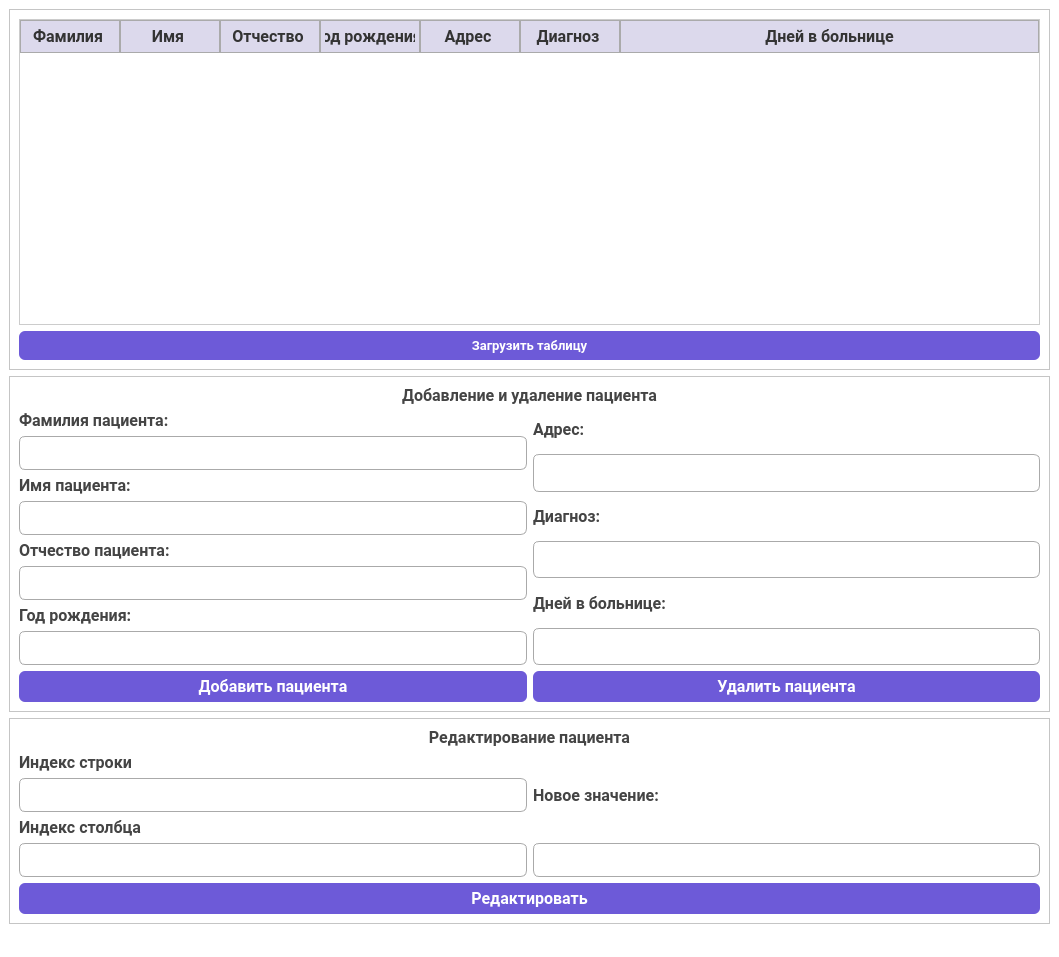
Old version of the form hospital.ui in the repository Ss1dan/hospital.
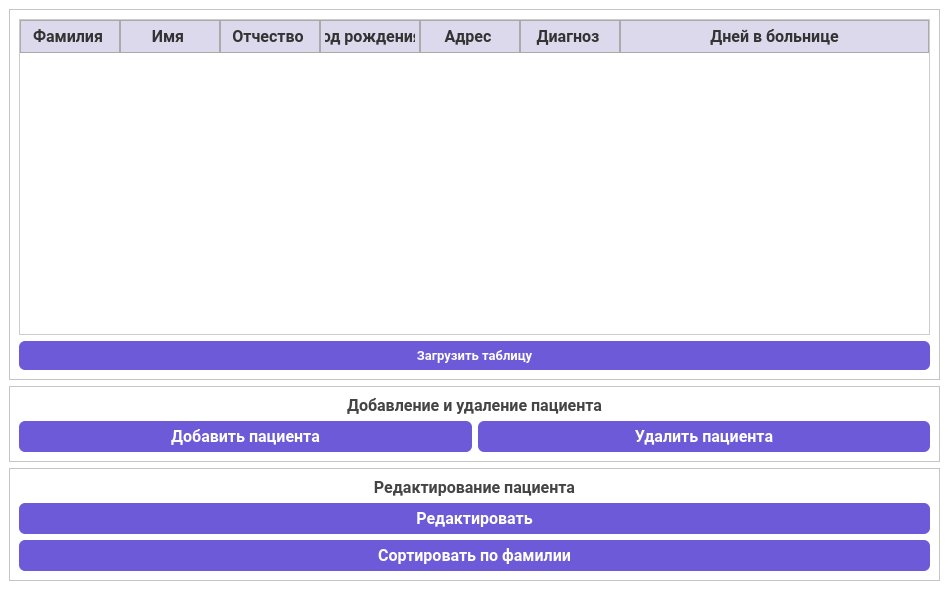
New version of the form.

The edit to the form file:
```diff
--- a/hospital.ui
+++ b/hospital.ui
@@ -6,8 +6,8 @@
    <rect>
     <x>0</x>
     <y>0</y>
-    <width>1059</width>
-    <height>957</height>
+    <width>949</width>
+    <height>614</height>
    </rect>
   </property>
   <property name="windowTitle">
@@ -285,235 +285,6 @@
          </property>
         </widget>
        </item>
-       <item>
-        <layout class="QHBoxLayout" name="horizontalLayout">
-         <item>
-          <layout class="QVBoxLayout" name="verticalLayout_4">
-           <item>
-            <widget class="QLabel" name="label">
-             <property name="sizePolicy">
-              <sizepolicy hsizetype="Preferred" vsizetype="Preferred">
-               <horstretch>0</horstretch>
-               <verstretch>0</verstretch>
-              </sizepolicy>
-             </property>
-             <property name="font">
-              <font>
-               <family>Segoe UI</family>
-               <pointsize>12</pointsize>
-               <weight>75</weight>
-               <bold>true</bold>
-              </font>
-             </property>
-             <property name="text">
-              <string>Фамилия пациента:</string>
-             </property>
-            </widget>
-           </item>
-           <item>
-            <widget class="QLineEdit" name="lineEdit_4">
-             <property name="sizePolicy">
-              <sizepolicy hsizetype="Expanding" vsizetype="Preferred">
-               <horstretch>0</horstretch>
-               <verstretch>0</verstretch>
-              </sizepolicy>
-             </property>
-            </widget>
-           </item>
-           <item>
-            <widget class="QLabel" name="label_2">
-             <property name="sizePolicy">
-              <sizepolicy hsizetype="Preferred" vsizetype="Preferred">
-               <horstretch>0</horstretch>
-               <verstretch>0</verstretch>
-              </sizepolicy>
-             </property>
-             <property name="font">
-              <font>
-               <family>Segoe UI</family>
-               <pointsize>12</pointsize>
-               <weight>75</weight>
-               <bold>true</bold>
-              </font>
-             </property>
-             <property name="text">
-              <string>Имя пациента:</string>
-             </property>
-            </widget>
-           </item>
-           <item>
-            <widget class="QLineEdit" name="lineEdit_5">
-             <property name="sizePolicy">
-              <sizepolicy hsizetype="Expanding" vsizetype="Preferred">
-               <horstretch>0</horstretch>
-               <verstretch>0</verstretch>
-              </sizepolicy>
-             </property>
-            </widget>
-           </item>
-           <item>
-            <widget class="QLabel" name="label_3">
-             <property name="sizePolicy">
-              <sizepolicy hsizetype="Preferred" vsizetype="Preferred">
-               <horstretch>0</horstretch>
-               <verstretch>0</verstretch>
-              </sizepolicy>
-             </property>
-             <property name="font">
-              <font>
-               <family>Segoe UI</family>
-               <pointsize>12</pointsize>
-               <weight>75</weight>
-               <bold>true</bold>
-              </font>
-             </property>
-             <property name="text">
-              <string>Отчество пациента:</string>
-             </property>
-            </widget>
-           </item>
-           <item>
-            <widget class="QLineEdit" name="lineEdit_6">
-             <property name="sizePolicy">
-              <sizepolicy hsizetype="Expanding" vsizetype="Preferred">
-               <horstretch>0</horstretch>
-               <verstretch>0</verstretch>
-              </sizepolicy>
-             </property>
-            </widget>
-           </item>
-           <item>
-            <widget class="QLabel" name="label_4">
-             <property name="sizePolicy">
-              <sizepolicy hsizetype="Preferred" vsizetype="Preferred">
-               <horstretch>0</horstretch>
-               <verstretch>0</verstretch>
-              </sizepolicy>
-             </property>
-             <property name="font">
-              <font>
-               <family>Segoe UI</family>
-               <pointsize>12</pointsize>
-               <weight>75</weight>
-               <bold>true</bold>
-              </font>
-             </property>
-             <property name="text">
-              <string>Год рождения:</string>
-             </property>
-            </widget>
-           </item>
-           <item>
-            <widget class="QLineEdit" name="lineEdit_7">
-             <property name="sizePolicy">
-              <sizepolicy hsizetype="Expanding" vsizetype="Preferred">
-               <horstretch>0</horstretch>
-               <verstretch>0</verstretch>
-              </sizepolicy>
-             </property>
-            </widget>
-           </item>
-          </layout>
-         </item>
-         <item>
-          <layout class="QVBoxLayout" name="verticalLayout_5">
-           <item>
-            <widget class="QLabel" name="label_5">
-             <property name="sizePolicy">
-              <sizepolicy hsizetype="Preferred" vsizetype="Preferred">
-               <horstretch>0</horstretch>
-               <verstretch>0</verstretch>
-              </sizepolicy>
-             </property>
-             <property name="font">
-              <font>
-               <family>Segoe UI</family>
-               <pointsize>12</pointsize>
-               <weight>75</weight>
-               <bold>true</bold>
-              </font>
-             </property>
-             <property name="text">
-              <string>Адрес:</string>
-             </property>
-            </widget>
-           </item>
-           <item>
-            <widget class="QLineEdit" name="lineEdit_8">
-             <property name="sizePolicy">
-              <sizepolicy hsizetype="Expanding" vsizetype="Preferred">
-               <horstretch>0</horstretch>
-               <verstretch>0</verstretch>
-              </sizepolicy>
-             </property>
-            </widget>
-           </item>
-           <item>
-            <widget class="QLabel" name="label_6">
-             <property name="sizePolicy">
-              <sizepolicy hsizetype="Preferred" vsizetype="Preferred">
-               <horstretch>0</horstretch>
-               <verstretch>0</verstretch>
-              </sizepolicy>
-             </property>
-             <property name="font">
-              <font>
-               <family>Segoe UI</family>
-               <pointsize>12</pointsize>
-               <weight>75</weight>
-               <bold>true</bold>
-              </font>
-             </property>
-             <property name="text">
-              <string>Диагноз:</string>
-             </property>
-            </widget>
-           </item>
-           <item>
-            <widget class="QLineEdit" name="lineEdit_9">
-             <property name="sizePolicy">
-              <sizepolicy hsizetype="Expanding" vsizetype="Preferred">
-               <horstretch>0</horstretch>
-               <verstretch>0</verstretch>
-              </sizepolicy>
-             </property>
-            </widget>
-           </item>
-           <item>
-            <widget class="QLabel" name="label_7">
-             <property name="sizePolicy">
-              <sizepolicy hsizetype="Preferred" vsizetype="Preferred">
-               <horstretch>0</horstretch>
-               <verstretch>0</verstretch>
-              </sizepolicy>
-             </property>
-             <property name="font">
-              <font>
-               <family>Segoe UI</family>
-               <pointsize>12</pointsize>
-               <weight>75</weight>
-               <bold>true</bold>
-              </font>
-             </property>
-             <property name="text">
-              <string>Дней в больнице:</string>
-             </property>
-            </widget>
-           </item>
-           <item>
-            <widget class="QLineEdit" name="lineEdit_10">
-             <property name="sizePolicy">
-              <sizepolicy hsizetype="Expanding" vsizetype="Preferred">
-               <horstretch>0</horstretch>
-               <verstretch>0</verstretch>
-              </sizepolicy>
-             </property>
-            </widget>
-           </item>
-          </layout>
-         </item>
-        </layout>
-       </item>
        <item>
         <layout class="QHBoxLayout" name="horizontalLayout_2">
          <item>
@@ -571,75 +342,6 @@
          </property>
         </widget>
        </item>
-       <item>
-        <layout class="QHBoxLayout" name="horizontalLayout_3">
-         <item>
-          <layout class="QVBoxLayout" name="verticalLayout_7">
-           <item>
-            <widget class="QLabel" name="label_10">
-             <property name="font">
-              <font>
-               <family>Segoe UI</family>
-               <pointsize>12</pointsize>
-               <weight>75</weight>
-               <bold>true</bold>
-              </font>
-             </property>
-             <property name="text">
-              <string>Индекс строки</string>
-             </property>
-            </widget>
-           </item>
-           <item>
-            <widget class="QLineEdit" name="lineEdit_2">
-            </widget>
-           </item>
-           <item>
-            <widget class="QLabel" name="label_12">
-             <property name="font">
-              <font>
-               <family>Segoe UI</family>
-               <pointsize>12</pointsize>
-               <weight>75</weight>
-               <bold>true</bold>
-              </font>
-             </property>
-             <property name="text">
-              <string>Индекс столбца</string>
-             </property>
-            </widget>
-           </item>
-           <item>
-            <widget class="QLineEdit" name="lineEdit_3">
-            </widget>
-           </item>
-          </layout>
-         </item>
-         <item>
-          <layout class="QVBoxLayout" name="verticalLayout_8">
-           <item>
-            <widget class="QLabel" name="label_11">
-             <property name="font">
-              <font>
-               <family>Segoe UI</family>
-               <pointsize>12</pointsize>
-               <weight>75</weight>
-               <bold>true</bold>
-              </font>
-             </property>
-             <property name="text">
-              <string>Новое значение:</string>
-             </property>
-            </widget>
-           </item>
-           <item>
-            <widget class="QLineEdit" name="lineEdit">
-            </widget>
-           </item>
-          </layout>
-         </item>
-        </layout>
-       </item>
        <item>
         <widget class="QPushButton" name="pushButton_4">
          <property name="sizePolicy">
@@ -653,6 +355,19 @@
          </property>
         </widget>
        </item>
+       <item>
+        <widget class="QPushButton" name="pushButton_6">
+         <property name="sizePolicy">
+          <sizepolicy hsizetype="Expanding" vsizetype="Fixed">
+           <horstretch>0</horstretch>
+           <verstretch>0</verstretch>
+          </sizepolicy>
+         </property>
+         <property name="text">
+          <string>Сортировать по фамилии</string>
+         </property>
+        </widget>
+       </item>
       </layout>
      </widget>
     </item>
```
Left out of the diff: 2 changed lines with no effect on the pictures.
